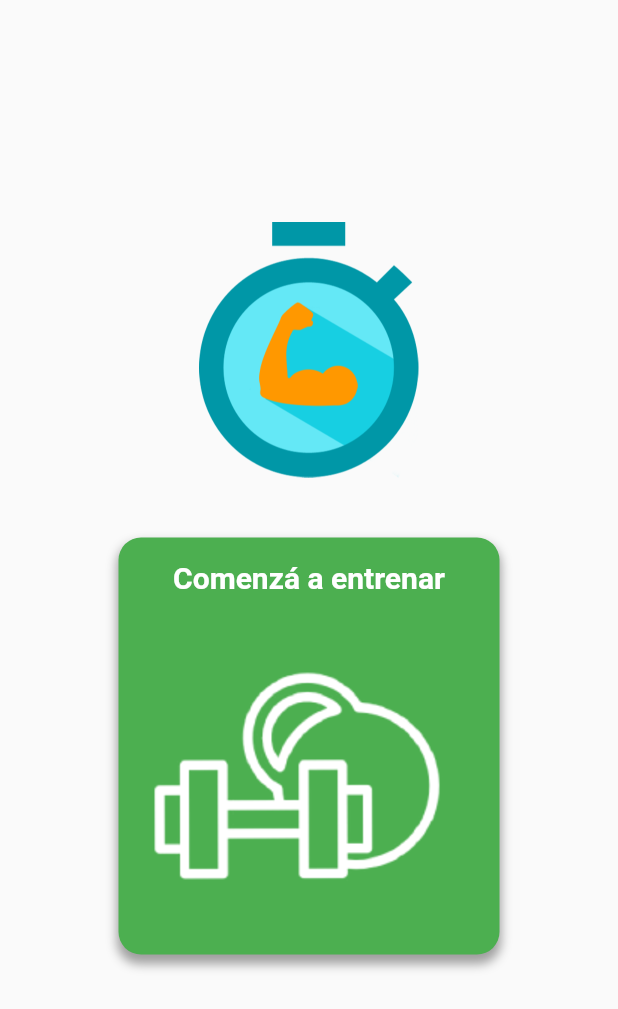
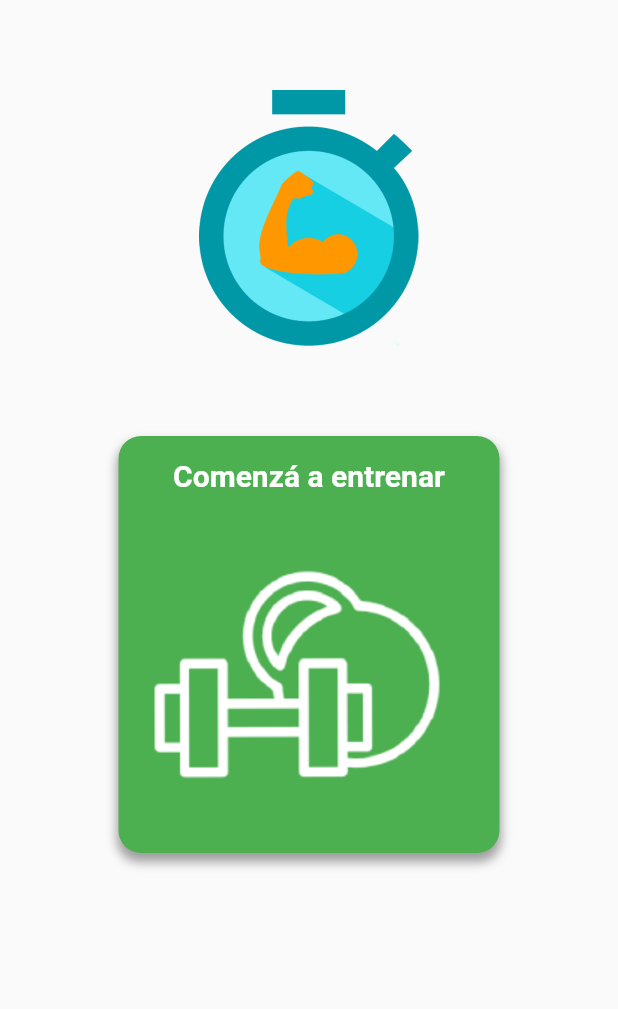
Before and after one commit to nadpescador/DoitApp, a Flutter app: the screen it shows after launch, on a phone screen of 412 x 824 dp. Shown: the top 1009 px of the screen. Run offline on Flutter 3.47's test engine with Material 2 defaults, Android fonts, the phone set to English and light mode, and no system bars; our stand-ins replace bloc, circular_countdown_timer, flutter_bloc, freezed_annotation, get_it, numberpicker and 2 more; generated files the repository leaves out were written again; statements that could not run were skipped.

Commit message:
valores a recursos

```diff
--- a/lib/main.dart
+++ b/lib/main.dart
@@ -1,7 +1,6 @@
+import 'package:tabata/app.dart';
+import 'package:get_it/get_it.dart';
 import 'package:flutter/material.dart';
-import 'package:get_it/get_it.dart';
-import 'package:tabata/app.dart';
-
 import 'package:tabata/core/dependency_injection.dart' as inj;
 import 'package:tabata/presentation/tabata_form_pages/cubit/tabata_form_cubit.dart';
 
--- a/lib/presentation/counter_page/counter_widget.dart
+++ b/lib/presentation/counter_page/counter_widget.dart
@@ -16,7 +16,7 @@ class CounterPage extends StatelessWidget {
   @override
   Widget build(BuildContext context) {
     return Scaffold(
-      backgroundColor: Colors.grey[200],
+      backgroundColor: AppColors.tabata_work_background,
       body: Center(
         child: Column(
           mainAxisAlignment: MainAxisAlignment.center,
--- a/lib/presentation/home_page/home_page.dart
+++ b/lib/presentation/home_page/home_page.dart
@@ -1,4 +1,5 @@
 import 'package:flutter/material.dart';
+import 'package:tabata/resources/dimentions.dart';
 import 'package:tabata/resources/images/images.dart';
 import 'package:tabata/widgets/start_training_button_widget.dart';
 
@@ -9,17 +10,16 @@ class HomePage extends StatelessWidget {
         child: Scaffold(
       body: Center(
         child: Column(
-          mainAxisAlignment: MainAxisAlignment.center,
           children: [
-            Image.asset(
-              AppImages.logo_tabata,
-              scale: 3,
-              fit: BoxFit.contain,
+            Padding(
+              padding: const EdgeInsets.symmetric(vertical: Dimens.home_page_padding),
+              child: Image.asset(
+                AppImages.logo_tabata,
+                scale: 3,
+                fit: BoxFit.contain,
+              ),
             ),
-            Padding(
-              padding: const EdgeInsets.symmetric(vertical: 40.0),
-              child: StartTrainingButtonWidget(),
-            ),
+            StartTrainingButtonWidget(),
           ],
         ),
       ),
--- a/lib/resources/colors.dart
+++ b/lib/resources/colors.dart
@@ -2,9 +2,12 @@ import 'package:flutter/material.dart';
 
 class AppColors {
   static const Color _green = Colors.green;
+  static const Color _bg_grey = Color.fromARGB(255, 246, 238, 238);
   static const Color _grey = Colors.grey;
 
+  //Form
   static const Color home_page_start_training_button = _green;
+  static const Color inactive_button_background = _grey;
 
   //Timer colors
   static Color playingTimerRing = Colors.grey[300];
@@ -15,5 +18,5 @@ class AppColors {
   static Color restingTimerFill = Colors.amber[100];
   static Color restingTimerBackground = Colors.amber[600];
 
-  static Color inactive_button_background = _grey;
+  static const Color tabata_work_background = _bg_grey;
 }
--- a/lib/resources/dimentions.dart
+++ b/lib/resources/dimentions.dart
@@ -3,6 +3,7 @@ import 'package:flutter/material.dart';
 class Dimens {
   static const start_training_button_title_padding = 15.0;
   static const form_titles_padding = 18.0;
+  static const home_page_padding = 60.0;
 
   static _getScreenWidth(BuildContext context) => MediaQuery.of(context).size.width;
 
```
